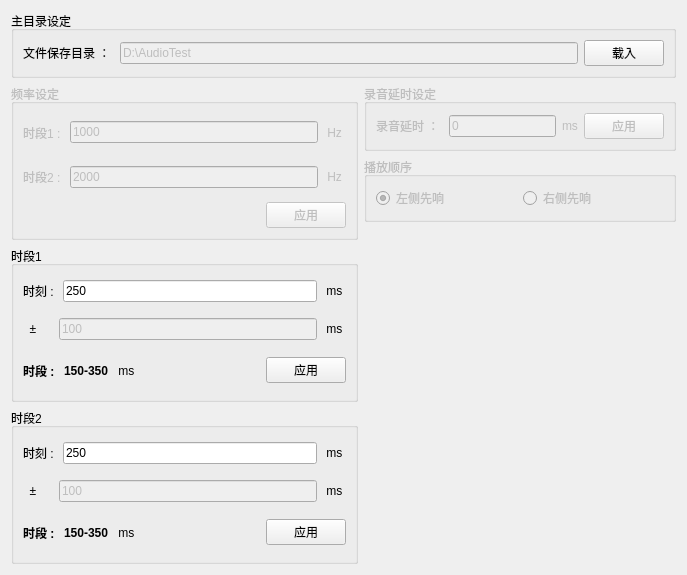
Above: Setup4AutoTest.ui from YeeeeRQ/SpeakerTest before the change. Below: the same form after it.
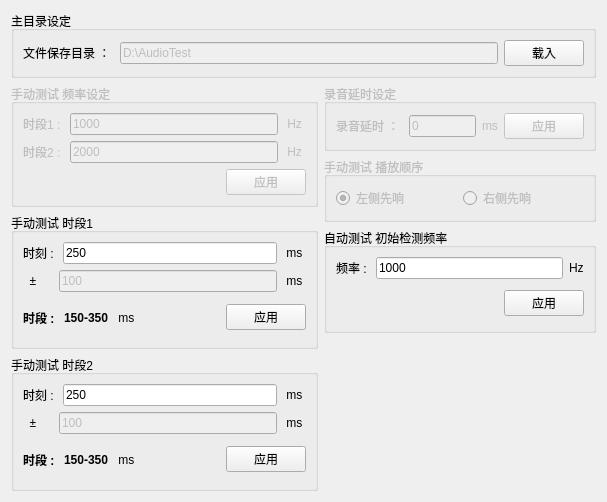
That is the form after the change.

```diff
--- a/Setup4AutoTest.ui
+++ b/Setup4AutoTest.ui
@@ -6,8 +6,8 @@
    <rect>
     <x>0</x>
     <y>0</y>
-    <width>687</width>
-    <height>575</height>
+    <width>607</width>
+    <height>499</height>
    </rect>
   </property>
   <property name="windowTitle">
@@ -28,7 +28,7 @@
   font-family: &quot;Source Han Sans K Regular&quot;;
 }</string>
   </property>
-  <layout class="QVBoxLayout" name="verticalLayout_5">
+  <layout class="QVBoxLayout" name="verticalLayout_12">
    <item>
     <layout class="QVBoxLayout" name="verticalLayout_7">
      <item>
@@ -84,7 +84,7 @@
               <bool>false</bool>
              </property>
              <property name="title">
-              <string>频率设定</string>
+              <string>手动测试 频率设定</string>
              </property>
              <layout class="QVBoxLayout" name="verticalLayout_2">
               <item>
@@ -167,7 +167,7 @@
            <item>
             <widget class="QGroupBox" name="groupBox_6">
              <property name="title">
-              <string>时段1</string>
+              <string>手动测试 时段1</string>
              </property>
              <layout class="QVBoxLayout" name="verticalLayout_9">
               <item>
@@ -300,7 +300,7 @@
            <item>
             <widget class="QGroupBox" name="groupBox_7">
              <property name="title">
-              <string>时段2</string>
+              <string>手动测试 时段2</string>
              </property>
              <layout class="QVBoxLayout" name="verticalLayout_14">
               <item>
@@ -484,7 +484,7 @@
               <bool>false</bool>
              </property>
              <property name="title">
-              <string>播放顺序</string>
+              <string>手动测试 播放顺序</string>
              </property>
              <layout class="QVBoxLayout" name="verticalLayout">
               <item>
@@ -511,6 +511,74 @@
              </layout>
             </widget>
            </item>
+           <item>
+            <widget class="QGroupBox" name="groupBox_5">
+             <property name="title">
+              <string>自动测试 初始检测频率</string>
+             </property>
+             <layout class="QVBoxLayout" name="verticalLayout_11">
+              <item>
+               <layout class="QVBoxLayout" name="verticalLayout_5">
+                <item>
+                 <layout class="QHBoxLayout" name="horizontalLayout_17">
+                  <item>
+                   <widget class="QLabel" name="label_21">
+                    <property name="text">
+                     <string>频率 : </string>
+                    </property>
+                   </widget>
+                  </item>
+                  <item>
+                   <widget class="QLineEdit" name="lineEdit_FirstFreq">
+                    <property name="minimumSize">
+                     <size>
+                      <width>100</width>
+                      <height>0</height>
+                     </size>
+                    </property>
+                    <property name="text">
+                     <string>1000</string>
+                    </property>
+                   </widget>
+                  </item>
+                  <item>
+                   <widget class="QLabel" name="label_23">
+                    <property name="text">
+                     <string>Hz</string>
+                    </property>
+                   </widget>
+                  </item>
+                 </layout>
+                </item>
+                <item>
+                 <layout class="QHBoxLayout" name="horizontalLayout_18">
+                  <item>
+                   <spacer name="horizontalSpacer_4">
+                    <property name="orientation">
+                     <enum>Qt::Horizontal</enum>
+                    </property>
+                    <property name="sizeHint" stdset="0">
+                     <size>
+                      <width>88</width>
+                      <height>36</height>
+                     </size>
+                    </property>
+                   </spacer>
+                  </item>
+                  <item>
+                   <widget class="QPushButton" name="btnApplyFirstFreq">
+                    <property name="text">
+                     <string>应用</string>
+                    </property>
+                   </widget>
+                  </item>
+                 </layout>
+                </item>
+               </layout>
+              </item>
+             </layout>
+            </widget>
+           </item>
            <item>
             <spacer name="verticalSpacer">
              <property name="orientation">
```
